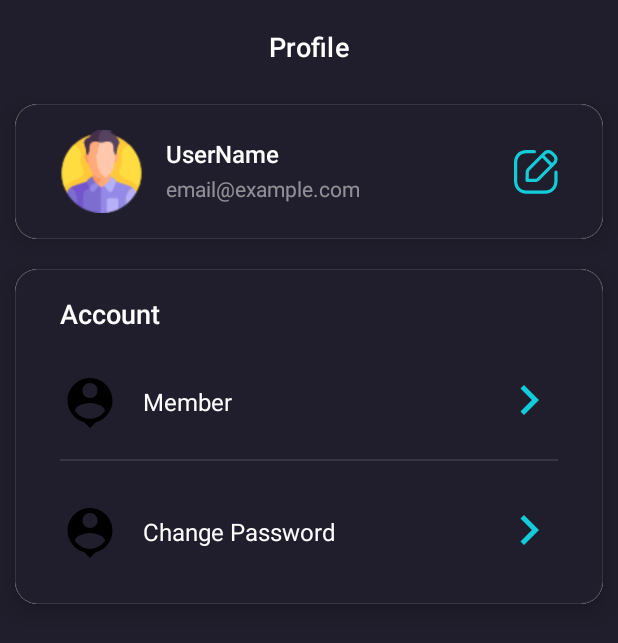
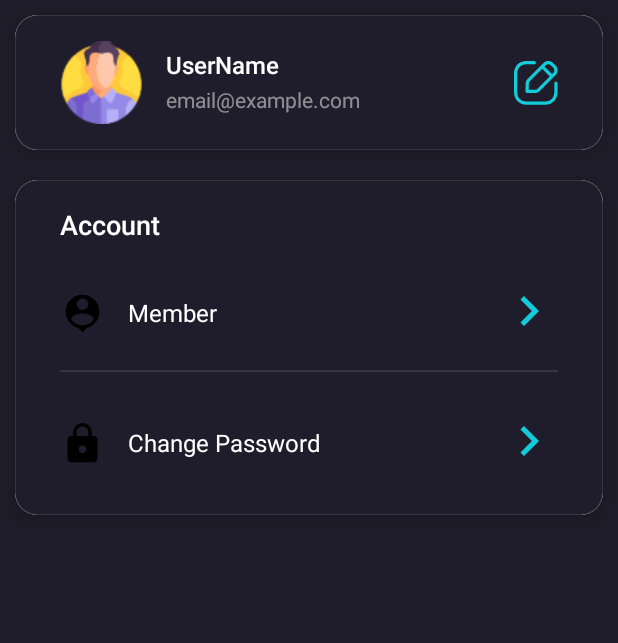
Before and after one commit to ankitkumar1302/PankajScanning, an Android app built with Jetpack Compose: the @Preview function PreviewProfileScreen, on a phone screen of 412 x 824 dp. Shown: the top 643 px of the screen. Run offline under Robolectric (Android 15) with nearby library versions, the phone set to English and light mode, and no system bars.

Commit message:
profile screen working

```diff
--- a/app/src/main/java/com/example/pankajscanning/screens/Profile.kt
+++ b/app/src/main/java/com/example/pankajscanning/screens/Profile.kt
@@ -43,13 +43,6 @@ fun ProfileScreen() {
             modifier = Modifier.fillMaxSize(),
             horizontalAlignment = Alignment.CenterHorizontally
         ) {
-            Text(
-                text = stringResource(id = R.string.profile),
-                fontSize = 18.sp,
-                style = MaterialTheme.typography.h6,
-                color = White,
-                modifier = Modifier.padding(top = 20.dp, bottom = 15.dp)
-            )
             Box {
                 Card(
                     modifier = Modifier
@@ -163,7 +156,7 @@ fun ProfileScreen() {
                                     contentDescription = "Profile",
                                     modifier = Modifier
                                         .padding(top = 25.dp, bottom = 5.dp, end = 5.dp)
-                                        .size(40.dp),
+                                        .size(30.dp),
                                 )
                                 Text(
                                     text = "Member",
@@ -195,7 +188,8 @@ fun ProfileScreen() {
 
                             Divider(
                                 color = White.copy(alpha = 0.1f),
-                                modifier = Modifier.padding(top = 10.dp, end = 30.dp
+                                modifier = Modifier.padding(
+                                    top = 10.dp, end = 30.dp
                                 )
                             )
 
@@ -206,11 +200,11 @@ fun ProfileScreen() {
                                     .padding(end = 15.dp)
                             ) {
                                 Image(
-                                    painter = painterResource(id = R.drawable.ic_member),
+                                    painter = painterResource(id = R.drawable.ic_change_password),
                                     contentDescription = "Profile",
                                     modifier = Modifier
                                         .padding(top = 25.dp, bottom = 5.dp, end = 5.dp)
-                                        .size(40.dp),
+                                        .size(30.dp),
                                 )
                                 Text(
                                     text = "Change Password",
@@ -237,10 +231,7 @@ fun ProfileScreen() {
                                         tint = BlueAccent
                                     )
                                 }
-
                             }
-
-
                         }
                     }
                 }
--- a/app/src/main/java/com/example/pankajscanning/ui/theme/Color.kt
+++ b/app/src/main/java/com/example/pankajscanning/ui/theme/Color.kt
@@ -35,7 +35,7 @@ val DarkishGray = Color(0xFF1E2023)
 //    surface = Dark
 //)
 
-val background = Color(0xFF201E2C)
+val background = Color(0xFF1F1D2B)
 val onBackground = Color(0xFF252836)
 val secondaryBackground = Color(0xFF181923)
 val onSecondaryBackground = Color(0xFF6F687A)
--- a/app/src/main/java/com/example/pankajscanning/ui/theme/Theme.kt
+++ b/app/src/main/java/com/example/pankajscanning/ui/theme/Theme.kt
@@ -69,11 +69,10 @@ fun PankajScanningTheme(
     if (!view.isInEditMode) {
         SideEffect {
             val window = (view.context as Activity).window
-            window.statusBarColor = colorScheme.primary.toArgb()
+            window.statusBarColor = background.toArgb()
             WindowCompat.getInsetsController(window, view).isAppearanceLightStatusBars = darkTheme
         }
     }
-
     MaterialTheme(
         colorScheme = colorScheme,
         typography = Typography,
--- /dev/null
+++ b/app/src/main/res/drawable/ic_change_password.xml
@@ -0,0 +1,5 @@
+<vector xmlns:android="http://schemas.android.com/apk/res/android" android:height="24dp" android:tint="#000000" android:viewportHeight="24" android:viewportWidth="24" android:width="24dp">
+
+    <path android:fillColor="@android:color/white" android:pathData="M18,8h-1L17,6c0,-2.76 -2.24,-5 -5,-5S7,3.24 7,6v2L6,8c-1.1,0 -2,0.9 -2,2v10c0,1.1 0.9,2 2,2h12c1.1,0 2,-0.9 2,-2L20,10c0,-1.1 -0.9,-2 -2,-2zM12,17c-1.1,0 -2,-0.9 -2,-2s0.9,-2 2,-2 2,0.9 2,2 -0.9,2 -2,2zM15.1,8L8.9,8L8.9,6c0,-1.71 1.39,-3.1 3.1,-3.1 1.71,0 3.1,1.39 3.1,3.1v2z"/>
+
+</vector>
```
Also changed, not shown: app/src/main/java/com/example/pankajscanning/PankajScanningApp.kt (+12 -1 lines), app/src/main/java/com/example/pankajscanning/views/CustomSearch.kt (+7 -3 lines), app/src/main/java/com/example/pankajscanning/views/HomeTopBar.kt (+15 -5 lines), app/src/main/java/com/example/pankajscanning/views/ProfileTopBar.kt (added, +55 -0 lines).
